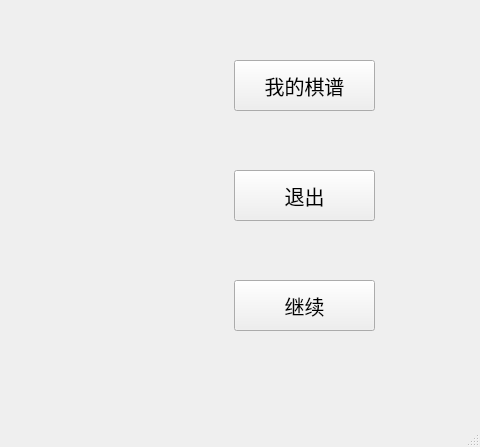
Old version of the form mainwindow.ui in the repository huang-tianze/Gomoku; both pictures show x 556 to 1036 and y 313 to 760 of the 1036 by 760 pixel window.
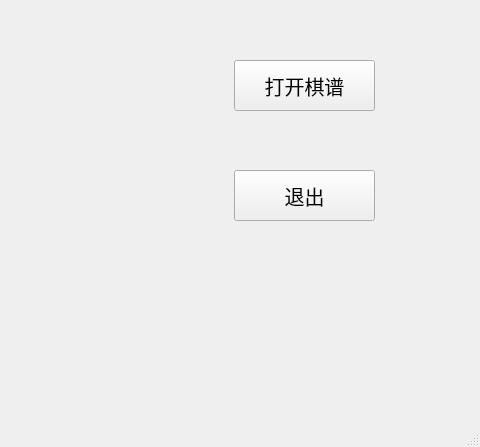
New version of the form. Icons and pictures are not drawn.

What changed in the file:
```diff
--- a/mainwindow.ui
+++ b/mainwindow.ui
@@ -107,7 +107,7 @@
 color:rgb(0,0,0);</string>
     </property>
     <property name="text">
-     <string>我的棋谱</string>
+     <string>打开棋谱</string>
     </property>
    </widget>
    <widget class="QPushButton" name="exitButton">
@@ -128,24 +128,6 @@
      <string>退出</string>
     </property>
    </widget>
-   <widget class="QPushButton" name="continueButton">
-    <property name="geometry">
-     <rect>
-      <x>790</x>
-      <y>570</y>
-      <width>141</width>
-      <height>51</height>
-     </rect>
-    </property>
-    <property name="styleSheet">
-     <string notr="true">font-size:20px;
-background-image: url(:/pic/buttonBackground.png);
-color:rgb(0,0,0);</string>
-    </property>
-    <property name="text">
-     <string>继续</string>
-    </property>
-   </widget>
   </widget>
   <widget class="QMenuBar" name="menubar">
    <property name="geometry">
```
